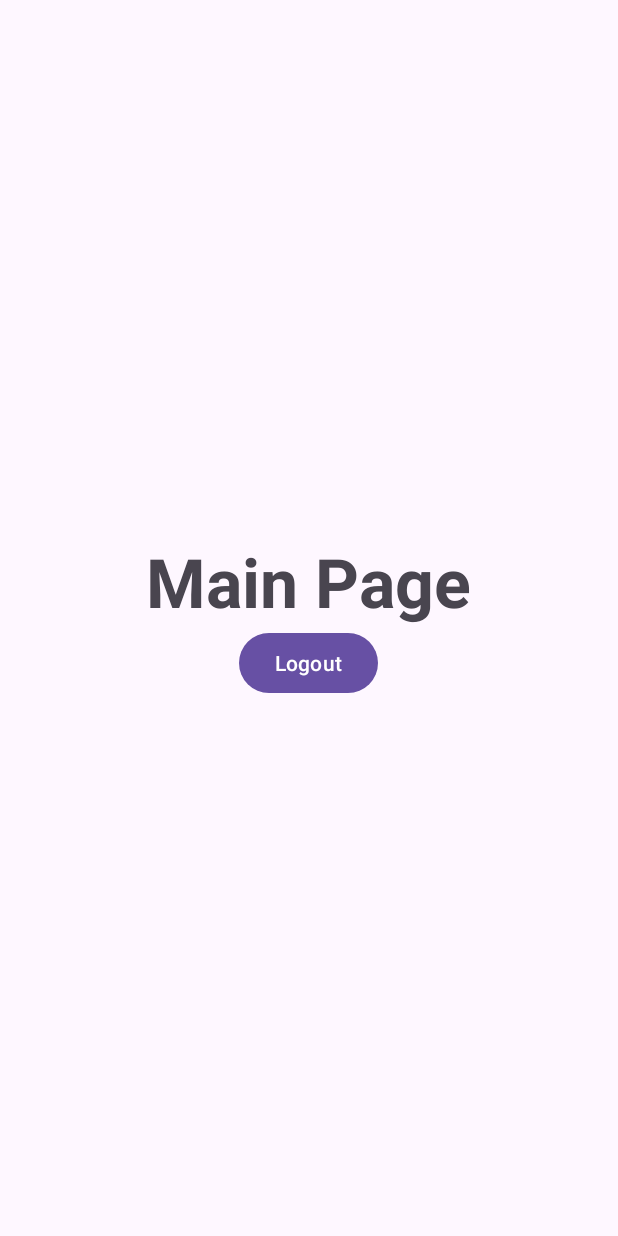
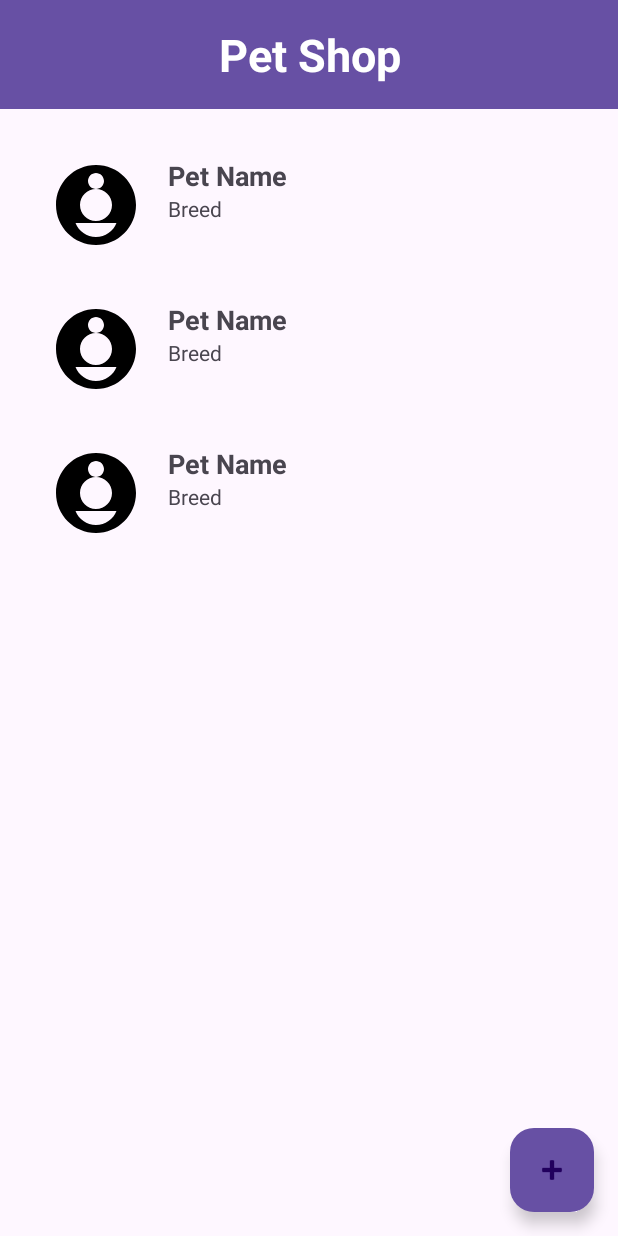
Before and after one commit to STHAOPHAN/Pet-Shop, an Android app: the layout activity_main.xml on its own in the app's theme, with its tools: preview values and no code run, on a phone screen of 412 x 824 dp. Run offline under Robolectric (Android 15) with nearby library versions, the phone set to English and light mode, and no system bars.

Commit message:
add UI Shop

```diff
--- a/app/src/main/java/com/example/product_sale/MainActivity.java
+++ b/app/src/main/java/com/example/product_sale/MainActivity.java
@@ -26,13 +26,13 @@ public class MainActivity extends AppCompatActivity {
         super.onCreate(savedInstanceState);
         EdgeToEdge.enable(this);
         setContentView(R.layout.activity_main);
-        ViewCompat.setOnApplyWindowInsetsListener(findViewById(R.id.main), (v, insets) -> {
+        /*ViewCompat.setOnApplyWindowInsetsListener(findViewById(R.id.main), (v, insets) -> {
             Insets systemBars = insets.getInsets(WindowInsetsCompat.Type.systemBars());
             v.setPadding(systemBars.left, systemBars.top, systemBars.right, systemBars.bottom);
             return insets;
-        });
+        });*/
         auth = FirebaseAuth.getInstance();
-        btnLogout = findViewById(R.id.logout);
+        /*btnLogout = findViewById(R.id.logout);
         textView = findViewById(R.id.user_details);
         user = auth.getCurrentUser();
         if (user == null){
@@ -51,6 +51,6 @@ public class MainActivity extends AppCompatActivity {
                 startActivity(intent);
                 finish();
             }
-        });
+        });*/
     }
 }
--- /dev/null
+++ b/app/src/main/res/drawable/ic_input_add.xml
@@ -0,0 +1,10 @@
+<?xml version="1.0" encoding="utf-8"?>
+<vector xmlns:android="http://schemas.android.com/apk/res/android"
+    android:width="24dp"
+    android:height="24dp"
+    android:viewportWidth="24"
+    android:viewportHeight="24">
+    <path
+        android:fillColor="#FFFFFF"
+        android:pathData="M19,13H13v6h-2v-6H5v-2h6V5h2v6h6v2z"/>
+</vector>
--- /dev/null
+++ b/app/src/main/res/drawable/ic_pet_placeholder.xml
@@ -0,0 +1,10 @@
+<?xml version="1.0" encoding="utf-8"?>
+<vector xmlns:android="http://schemas.android.com/apk/res/android"
+    android:width="24dp"
+    android:height="24dp"
+    android:viewportWidth="24"
+    android:viewportHeight="24">
+    <path
+        android:fillColor="#FF000000"
+        android:pathData="M12,2C6.48,2 2,6.48 2,12s4.48,10 10,10 10,-4.48 10,-10S17.52,2 12,2zM12,4c1.1,0 2,0.9 2,2s-0.9,2 -2,2 -2,-0.9 -2,-2 0.9,-2 2,-2zm0,16c-2.33,0 -4.31,-1.46 -5.12,-3.5h10.24c-0.81,2.04 -2.79,3.5 -5.12,3.5zM12,8c2.21,0 4,1.79 4,4s-1.79,4 -4,4 -4,-1.79 -4,-4 1.79,-4 4,-4z"/>
+</vector>
--- a/app/src/main/res/layout/activity_main.xml
+++ b/app/src/main/res/layout/activity_main.xml
@@ -1,25 +1,46 @@
 <?xml version="1.0" encoding="utf-8"?>
-<LinearLayout
+<RelativeLayout
     xmlns:android="http://schemas.android.com/apk/res/android"
     xmlns:tools="http://schemas.android.com/tools"
     xmlns:app="http://schemas.android.com/apk/res-auto"
-    android:id="@+id/main"
-    android:gravity="center"
     android:layout_width="match_parent"
     android:layout_height="match_parent"
-    android:orientation="vertical"
     tools:context=".MainActivity">
+
+  <!-- Header -->
   <TextView
-      android:id="@+id/user_details"
+      android:id="@+id/header"
+      android:layout_width="match_parent"
+      android:layout_height="wrap_content"
+      android:text="Pet Shop"
+      android:gravity="center"
+      android:textSize="30sp"
+      android:textStyle="bold"
+      android:background="?attr/colorPrimary"
+      android:textColor="@android:color/white"
+      android:padding="16dp"/>
+
+  <!-- RecyclerView for listing pets -->
+  <androidx.recyclerview.widget.RecyclerView
+      android:id="@+id/pet_list"
+      android:layout_width="match_parent"
+      android:layout_height="0dp"
+      android:layout_below="@id/header"
+      android:layout_above="@+id/fab"
+      android:layout_margin="16dp"
+      tools:listitem="@layout/item_pet" />
+
+  <!-- Floating Action Button for adding new pets -->
+  <com.google.android.material.floatingactionbutton.FloatingActionButton
+      android:id="@+id/fab"
       android:layout_width="wrap_content"
       android:layout_height="wrap_content"
-      android:text="Main Page"
-      android:gravity="center"
-      android:textSize="45sp"
-      android:textStyle="bold"/>
-  <Button
-      android:id="@+id/logout"
-      android:layout_width="wrap_content"
-      android:layout_height="wrap_content"
-      android:text="@string/logout" />
-</LinearLayout>
+      android:layout_alignParentBottom="true"
+      android:layout_alignParentEnd="true"
+      android:layout_margin="16dp"
+      android:src="@android:drawable/ic_input_add"
+      android:contentDescription="@string/add_pet"
+      app:backgroundTint="?attr/colorPrimary"
+      app:fabSize="normal" />
+
+</RelativeLayout>
--- /dev/null
+++ b/app/src/main/res/layout/item_pet.xml
@@ -0,0 +1,40 @@
+<?xml version="1.0" encoding="utf-8"?>
+<LinearLayout
+    xmlns:android="http://schemas.android.com/apk/res/android"
+    android:layout_width="match_parent"
+    android:layout_height="wrap_content"
+    android:orientation="horizontal"
+    android:padding="16dp">
+
+    <ImageView
+        android:id="@+id/pet_image"
+        android:layout_width="64dp"
+        android:layout_height="64dp"
+        android:layout_marginEnd="16dp"
+        android:scaleType="centerCrop"
+        android:src="@drawable/ic_pet_placeholder"
+        android:contentDescription="@string/pet_image" />
+
+    <LinearLayout
+        android:layout_width="0dp"
+        android:layout_height="wrap_content"
+        android:layout_weight="1"
+        android:orientation="vertical">
+
+        <TextView
+            android:id="@+id/pet_name"
+            android:layout_width="wrap_content"
+            android:layout_height="wrap_content"
+            android:text="Pet Name"
+            android:textSize="18sp"
+            android:textStyle="bold" />
+
+        <TextView
+            android:id="@+id/pet_breed"
+            android:layout_width="wrap_content"
+            android:layout_height="wrap_content"
+            android:text="Breed"
+            android:textSize="14sp" />
+    </LinearLayout>
+
+</LinearLayout>
--- a/app/src/main/res/values/strings.xml
+++ b/app/src/main/res/values/strings.xml
@@ -1,5 +1,5 @@
 <resources>
-    <string name="app_name">Product-Sale</string>
+    <string name="app_name">Pet Shop</string>
     <string name="login">Login</string>
     <string name="email">Email</string>
     <string name="password">Password</string>
@@ -9,4 +9,6 @@
     <string name="click_to_login">Click to login</string>
     <string name="click_to_register">Click to register</string>
     <string name="logout">Logout</string>
+    <string name="add_pet">Add Pet</string>
+    <string name="pet_image">Pet Image</string>
 </resources>
```
Also changed, not shown: 1 other file.
